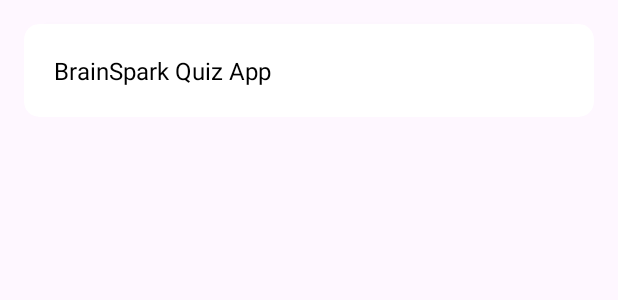
After one commit to eshikaalam/QuizzApp, an Android app: the layout item_questions.xml on its own in the app's theme, with its tools: preview values and no code run, on a phone screen of 412 x 824 dp. The commit adds this screen. Shown: the top 300 px of the screen. Run offline under Robolectric (Android 15) with nearby library versions, the light colour scheme and no system bars.

Commit message:
added modified comment section

```diff
--- a/app/src/main/java/com/example/quizzapp/RatingFragment.java
+++ b/app/src/main/java/com/example/quizzapp/RatingFragment.java
@@ -57,7 +57,7 @@ public class RatingFragment extends Fragment implements CommentAdapter.OnClickLi
         View view = inflater.inflate(R.layout.fragment_rating, container, false);
 
         // Initialize Firebase Database
-        FirebaseDatabase db = FirebaseDatabase.getInstance("https://insectdetection-c56d4-default-rtdb.asia-southeast1.firebasedatabase.app") ;
+        FirebaseDatabase db = FirebaseDatabase.getInstance("https://quizzapp-2390a-default-rtdb.firebaseio.com/") ;
         commentsRef = db.getReference("comments");
 
         getAllComments();
@@ -139,7 +139,7 @@ public class RatingFragment extends Fragment implements CommentAdapter.OnClickLi
             Toast.makeText(getContext(), commentText, Toast.LENGTH_SHORT).show();
 
             //যদি ইউজার থেকে নাম আর প্রোফাইল নিস ,তখন এখানে আপডেট করিস ।না হয় সব কমেন্ট অন্যানা করবে ।
-            Comments instanceOfComment = new Comments(commentText, "Esika", currentTime, "profileUri");
+            Comments instanceOfComment = new Comments(commentText, "Esika", currentTime, "Registered users");
             mCommentList.add(instanceOfComment);
             comment.setText("");
             commentAdapter.notifyDataSetChanged();
--- /dev/null
+++ b/app/src/main/res/drawable/baseline_favorite_24.xml
@@ -0,0 +1,5 @@
+<vector android:height="24dp" android:tint="#838285"
+    android:viewportHeight="24" android:viewportWidth="24"
+    android:width="24dp" xmlns:android="http://schemas.android.com/apk/res/android">
+    <path android:fillColor="@android:color/white" android:pathData="M12,21.35l-1.45,-1.32C5.4,15.36 2,12.28 2,8.5 2,5.42 4.42,3 7.5,3c1.74,0 3.41,0.81 4.5,2.09C13.09,3.81 14.76,3 16.5,3 19.58,3 22,5.42 22,8.5c0,3.78 -3.4,6.86 -8.55,11.54L12,21.35z"/>
+</vector>
--- a/app/src/main/res/drawable/baseline_thumb_down_24.xml
+++ b/app/src/main/res/drawable/baseline_thumb_down_24.xml
@@ -1,4 +1,4 @@
-<vector android:height="24dp" android:tint="@color/black"
+<vector android:height="24dp" android:tint="#838285"
     android:viewportHeight="24" android:viewportWidth="24"
     android:width="24dp" xmlns:android="http://schemas.android.com/apk/res/android">
     <path android:fillColor="@android:color/white" android:pathData="M15,3L6,3c-0.83,0 -1.54,0.5 -1.84,1.22l-3.02,7.05c-0.09,0.23 -0.14,0.47 -0.14,0.73v2c0,1.1 0.9,2 2,2h6.31l-0.95,4.57 -0.03,0.32c0,0.41 0.17,0.79 0.44,1.06L9.83,23l6.59,-6.59c0.36,-0.36 0.58,-0.86 0.58,-1.41L17,5c0,-1.1 -0.9,-2 -2,-2zM19,3v12h4L23,3h-4z"/>
--- a/app/src/main/res/drawable/thum_up_after_liked.xml
+++ b/app/src/main/res/drawable/thum_up_after_liked.xml
@@ -1,5 +1,5 @@
-<vector android:height="24dp" android:tint="#067EF6"
+<vector android:height="24dp" android:tint="#FF0000"
     android:viewportHeight="24" android:viewportWidth="24"
     android:width="24dp" xmlns:android="http://schemas.android.com/apk/res/android">
-    <path android:fillColor="@android:color/white" android:pathData="M1,21h4L5,9L1,9v12zM23,10c0,-1.1 -0.9,-2 -2,-2h-6.31l0.95,-4.57 0.03,-0.32c0,-0.41 -0.17,-0.79 -0.44,-1.06L14.17,1 7.59,7.59C7.22,7.95 7,8.45 7,9v10c0,1.1 0.9,2 2,2h9c0.83,0 1.54,-0.5 1.84,-1.22l3.02,-7.05c0.09,-0.23 0.14,-0.47 0.14,-0.73v-2z"/>
+    <path android:fillColor="@android:color/white" android:pathData="M12,21.35l-1.45,-1.32C5.4,15.36 2,12.28 2,8.5 2,5.42 4.42,3 7.5,3c1.74,0 3.41,0.81 4.5,2.09C13.09,3.81 14.76,3 16.5,3 19.58,3 22,5.42 22,8.5c0,3.78 -3.4,6.86 -8.55,11.54L12,21.35z"/>
 </vector>
--- a/app/src/main/res/layout/comment_item.xml
+++ b/app/src/main/res/layout/comment_item.xml
@@ -65,7 +65,7 @@
     <LinearLayout
         android:layout_width="match_parent"
         android:layout_height="wrap_content"
-        android:padding="4dp"
+        android:padding="2dp"
         android:orientation="horizontal">
 
         <ImageButton
@@ -85,6 +85,7 @@
             android:layout_height="wrap_content"
             android:visibility="invisible"
             android:textColor="@android:color/black"
+            android:layout_gravity="center_vertical"
             android:paddingStart="8dp"
             android:paddingEnd="8dp"
             android:text="_0" />
@@ -104,6 +105,7 @@
             android:layout_height="wrap_content"
             android:visibility="invisible"
             android:textColor="@android:color/black"
+            android:layout_gravity="center_vertical"
             android:paddingStart="8dp"
             android:paddingEnd="8dp"
             android:text="_0" />
@@ -113,6 +115,7 @@
             android:layout_width="match_parent"
             android:layout_height="wrap_content"
             android:padding="4dp"
+            android:layout_gravity="center_vertical"
             android:text="timestamp"
             android:gravity="end"
             />
--- a/app/src/main/res/layout/fragment_rating.xml
+++ b/app/src/main/res/layout/fragment_rating.xml
@@ -49,8 +49,8 @@
                         android:fontFamily="serif"
                         android:text="rate our app"
                         android:gravity="center"
-                        android:textColor="@color/black"
-                        android:textSize="30sp"
+                        android:textColor="#838285"
+                        android:textSize="23sp"
                         android:textStyle="bold" />
 
                     <RatingBar
@@ -97,7 +97,7 @@
                     <TextView
                         android:layout_width="wrap_content"
                         android:layout_height="wrap_content"
-                        android:text="comments sections"
+                        android:text="comments"
                         android:textSize="20sp"
                         android:textColor="@color/blue"
                         android:textStyle="bold"
--- /dev/null
+++ b/app/src/main/res/layout/item_questions.xml
@@ -0,0 +1,30 @@
+<?xml version="1.0" encoding="utf-8"?>
+<androidx.constraintlayout.widget.ConstraintLayout xmlns:android="http://schemas.android.com/apk/res/android"
+    xmlns:app="http://schemas.android.com/apk/res-auto"
+    android:layout_width="match_parent"
+    android:layout_height="wrap_content">
+
+    <androidx.cardview.widget.CardView
+        android:id="@+id/cardView3"
+        android:layout_width="0dp"
+        android:layout_height="wrap_content"
+        android:layout_marginStart="16dp"
+        android:layout_marginTop="16dp"
+        android:layout_marginEnd="16dp"
+        android:background="#FFFFFF"
+        app:cardCornerRadius="10dp"
+        app:layout_constraintEnd_toEndOf="parent"
+        app:layout_constraintStart_toStartOf="parent"
+        app:layout_constraintTop_toTopOf="parent">
+
+        <TextView
+            android:id="@+id/question"
+            android:layout_width="match_parent"
+            android:layout_height="wrap_content"
+            android:layout_gravity="center"
+            android:layout_margin="20dp"
+            android:text="BrainSpark Quiz App"
+            android:textColor="@color/black"
+            android:textSize="16sp" />
+    </androidx.cardview.widget.CardView>
+</androidx.constraintlayout.widget.ConstraintLayout>
```
Also changed, not shown: app/src/main/java/com/example/quizzapp/Adapters/QuestionsAdapter.java (added, +57 -0 lines), app/src/main/java/com/example/quizzapp/QuestionActivity.java (+55 -0 lines).
